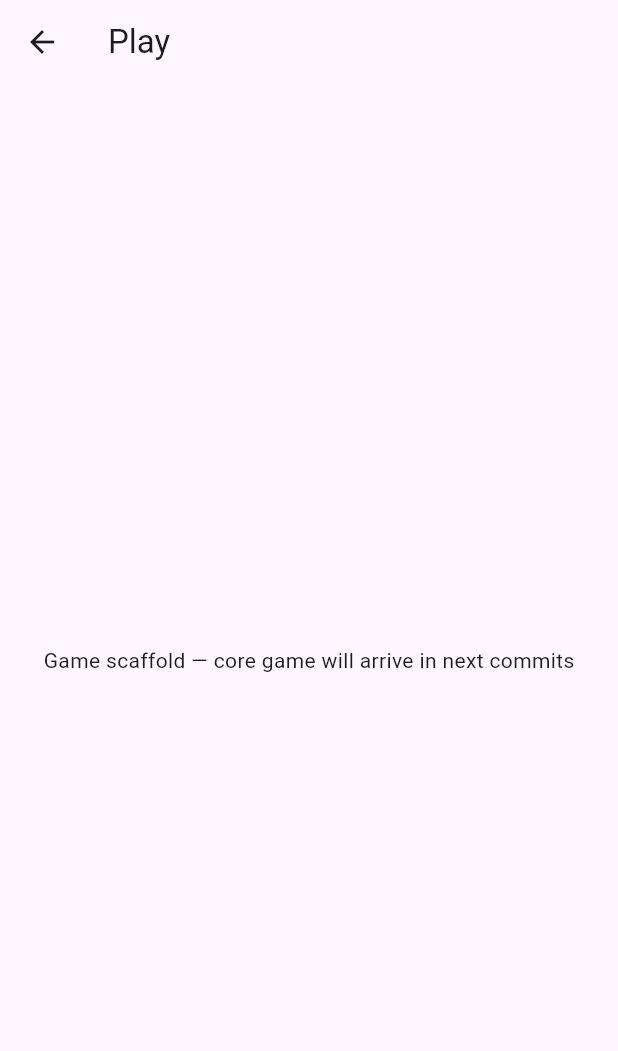
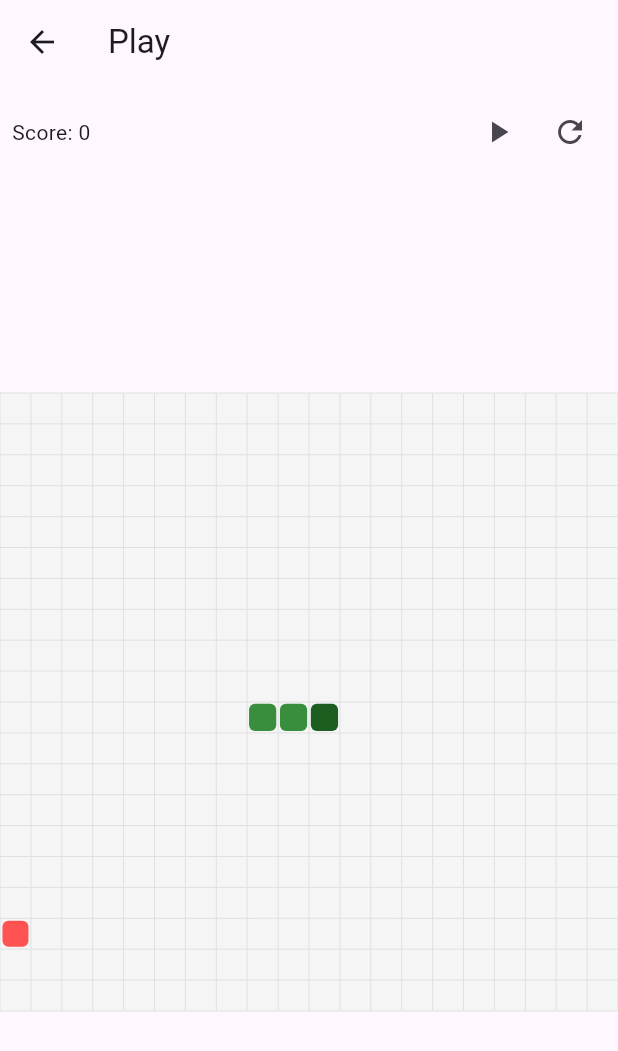
Before and after one commit to Abdelillah-CHADLI/Snake-Game, a Flutter app: the screen it shows after launch, after a tap on "Start", on a phone screen of 412 x 824 dp. Shown: the top 1051 px of the screen. Run offline on Flutter 3.47's test engine with Material 3 defaults, Android fonts, the phone set to English and light mode, and no system bars.

Commit message:
feat: add UI and input (board rendering, gestures)

```diff
--- a/lib/main.dart
+++ b/lib/main.dart
@@ -1,6 +1,9 @@
-// Minimal Flutter entry point and scaffold for the Snake Game.
-// Keeps UI minimal; game implementation will be added feature-by-feature.
+// Minimal Flutter entry and route to the game screen.
 import 'package:flutter/material.dart';
+import 'package:provider/provider.dart';
+
+import 'src/game/game_controller.dart';
+import 'src/ui/game_screen.dart';
 
 void main() => runApp(const MyApp());
 
@@ -11,10 +14,7 @@ class MyApp extends StatelessWidget {
   Widget build(BuildContext context) {
     return MaterialApp(
       title: 'Snake Game',
-      theme: ThemeData(
-        primarySwatch: Colors.green,
-        visualDensity: VisualDensity.adaptivePlatformDensity,
-      ),
+      theme: ThemeData(primarySwatch: Colors.green),
       home: const HomePage(),
     );
   }
@@ -30,7 +30,12 @@ class HomePage extends StatelessWidget {
       body: Center(
         child: ElevatedButton(
           onPressed: () => Navigator.of(context).push(
-            MaterialPageRoute(builder: (_) => const GameScreen()),
+            MaterialPageRoute(
+              builder: (_) => ChangeNotifierProvider(
+                create: (_) => GameController(),
+                child: const GameScreen(),
+              ),
+            ),
           ),
           child: const Text('Start'),
         ),
@@ -38,24 +43,3 @@ class HomePage extends StatelessWidget {
     );
   }
 }
-
-class GameScreen extends StatefulWidget {
-  const GameScreen({super.key});
-
-  @override
-  State<GameScreen> createState() => _GameScreenState();
-}
-
-class _GameScreenState extends State<GameScreen> {
-  // Placeholder state. Game logic will be introduced in the next commits.
-
-  @override
-  Widget build(BuildContext context) {
-    return Scaffold(
-      appBar: AppBar(title: const Text('Play')),
-      body: const Center(
-        child: Text('Game scaffold — core game will arrive in next commits'),
-      ),
-    );
-  }
-}
--- /dev/null
+++ b/lib/src/ui/game_board.dart
@@ -0,0 +1,76 @@
+import 'package:flutter/material.dart';
+
+import '../game/game_controller.dart';
+import '../game/position.dart';
+
+class GameBoard extends StatelessWidget {
+  final GameController controller;
+
+  const GameBoard({required this.controller, super.key});
+
+  @override
+  Widget build(BuildContext context) {
+    return AnimatedBuilder(
+      animation: controller,
+      builder: (context, _) {
+        return CustomPaint(
+          painter: _GamePainter(
+            rows: controller.rows,
+            cols: controller.cols,
+            snake: List.of(controller.snake.body),
+            food: controller.food,
+          ),
+        );
+      },
+    );
+  }
+}
+
+class _GamePainter extends CustomPainter {
+  final int rows;
+  final int cols;
+  final List<Position> snake;
+  final Position food;
+
+  _GamePainter({required this.rows, required this.cols, required this.snake, required this.food});
+
+  @override
+  void paint(Canvas canvas, Size size) {
+    final paintGrid = Paint()..color = Colors.grey.shade300;
+    final paintSnake = Paint()..color = Colors.green.shade700;
+    final paintHead = Paint()..color = Colors.green.shade900;
+    final paintFood = Paint()..color = Colors.redAccent;
+
+    final cellW = size.width / cols;
+    final cellH = size.height / rows;
+
+    // Background
+    canvas.drawRect(Rect.fromLTWH(0, 0, size.width, size.height), Paint()..color = Colors.grey.shade100);
+
+    // Optional grid lines
+    for (int c = 0; c <= cols; c++) {
+      final x = c * cellW;
+      canvas.drawLine(Offset(x, 0), Offset(x, size.height), paintGrid);
+    }
+    for (int r = 0; r <= rows; r++) {
+      final y = r * cellH;
+      canvas.drawLine(Offset(0, y), Offset(size.width, y), paintGrid);
+    }
+
+    // Draw food
+    final fRect = Rect.fromLTWH(food.x * cellW, food.y * cellH, cellW, cellH).deflate(cellW * 0.08);
+    canvas.drawRRect(RRect.fromRectAndRadius(fRect, const Radius.circular(4)), paintFood);
+
+    // Draw snake body
+    for (int i = 0; i < snake.length; i++) {
+      final p = snake[i];
+      final rect = Rect.fromLTWH(p.x * cellW, p.y * cellH, cellW, cellH).deflate(cellW * 0.06);
+      canvas.drawRRect(RRect.fromRectAndRadius(rect, const Radius.circular(4)), i == 0 ? paintHead : paintSnake);
+    }
+  }
+
+  @override
+  bool shouldRepaint(covariant _GamePainter old) {
+    return old.snake != snake || old.food != food;
+  }
+}
--- /dev/null
+++ b/lib/src/ui/game_screen.dart
@@ -0,0 +1,91 @@
+import 'package:flutter/material.dart';
+import 'package:provider/provider.dart';
+
+import '../game/game_controller.dart';
+import 'game_board.dart';
+import '../game/direction.dart';
+
+class GameScreen extends StatefulWidget {
+  const GameScreen({super.key});
+
+  @override
+  State<GameScreen> createState() => _GameScreenState();
+}
+
+class _GameScreenState extends State<GameScreen> {
+  Offset? _dragStart;
+
+  void _onHorizontalDragUpdate(DragUpdateDetails details) {
+    final dx = details.delta.dx;
+    if (dx.abs() < 6) return;
+    final controller = context.read<GameController>();
+    if (dx > 0) {
+      controller.setDirection(Direction.right);
+    } else {
+      controller.setDirection(Direction.left);
+    }
+  }
+
+  void _onVerticalDragUpdate(DragUpdateDetails details) {
+    final dy = details.delta.dy;
+    if (dy.abs() < 6) return;
+    final controller = context.read<GameController>();
+    if (dy > 0) {
+      controller.setDirection(Direction.down);
+    } else {
+      controller.setDirection(Direction.up);
+    }
+  }
+
+  @override
+  Widget build(BuildContext context) {
+    final controller = context.watch<GameController>();
+
+    return Scaffold(
+      appBar: AppBar(title: const Text('Play')),
+      body: Column(
+        children: [
+          Padding(
+            padding: const EdgeInsets.all(8.0),
+            child: Row(
+              mainAxisAlignment: MainAxisAlignment.spaceBetween,
+              children: [
+                Text('Score: ${controller.score}'),
+                Row(children: [
+                  IconButton(
+                    icon: Icon(controller.running ? Icons.pause : Icons.play_arrow),
+                    onPressed: () => controller.running ? controller.pause() : controller.start(),
+                    tooltip: controller.running ? 'Pause' : 'Start',
+                  ),
+                  IconButton(
+                    icon: const Icon(Icons.refresh),
+                    onPressed: controller.reset,
+                    tooltip: 'Restart',
+                  ),
+                ])
+              ],
+            ),
+          ),
+          Expanded(
+            child: GestureDetector(
+              onHorizontalDragUpdate: _onHorizontalDragUpdate,
+              onVerticalDragUpdate: _onVerticalDragUpdate,
+              child: Center(
+                child: AspectRatio(
+                  aspectRatio: controller.cols / controller.rows,
+                  child: GameBoard(controller: controller),
+                ),
+              ),
+            ),
+          ),
+          if (controller.isGameOver)
+            Padding(
+              padding: const EdgeInsets.all(12.0),
+              child: Text('Game Over — Score: ${controller.score}', style: const TextStyle(fontWeight: FontWeight.bold)),
+            ),
+          const SizedBox(height: 8),
+        ],
+      ),
+    );
+  }
+}
--- a/pubspec.yaml
+++ b/pubspec.yaml
@@ -8,6 +8,7 @@ environment:
 dependencies:
   flutter:
     sdk: flutter
+  provider: ^6.0.5
 
 dev_dependencies:
   flutter_test:
```
